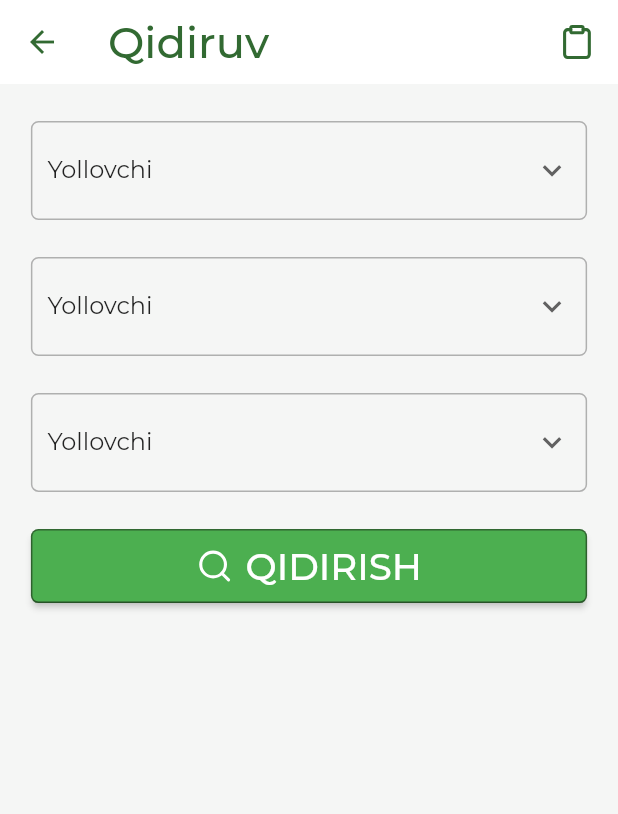
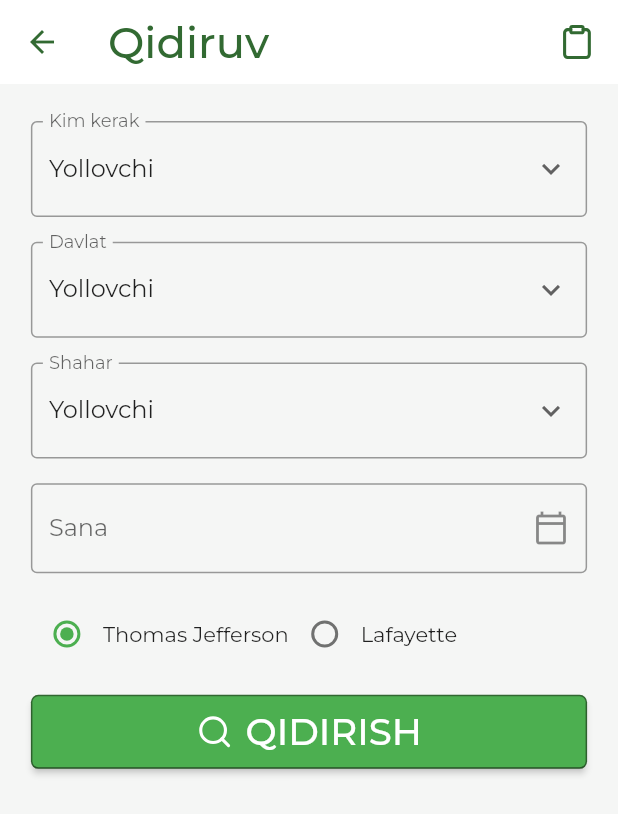
Before and after one commit to SEGroupCorpPres/gitsuz_clone, a Flutter app: the SearchPage screen opened directly, on a phone screen of 412 x 824 dp. Shown: the top 814 px of the screen. Run offline on Flutter 3.47's test engine with Material 2 defaults, Android fonts, the phone set to English and light mode, and no system bars; our stand-ins replace bloc, card_swiper, charts_flutter, email_validator, equatable, eva_icons_flutter and 10 more; accounts and stored records are empty.

Commit message:
add any widgets search_page

```diff
--- a/lib/pages/search_screen/search_page.dart
+++ b/lib/pages/search_screen/search_page.dart
@@ -3,6 +3,9 @@ import 'package:flutter/material.dart';
 import 'package:flutter_svg/svg.dart';
 import 'package:gitsuz/pages/searc_result/search_result_page.dart';
 import 'package:google_fonts/google_fonts.dart';
+
+enum SearchCharacter { online, all }
+enum SexCharacter { male, female }
 
 class SearchPage extends StatefulWidget {
   const SearchPage({Key? key}) : super(key: key);
@@ -15,6 +18,9 @@ class _SearchPageState extends State<SearchPage> {
   final _formKey = GlobalKey<FormState>();
   String? dropdownValue = 'Yollovchi';
   List<String> dropdownItems = <String>['Gid', 'Tarjimon', 'Yollovchi'];
+  SearchCharacter? _character = SearchCharacter.online;
+  SexCharacter? _sex = SexCharacter.male;
+
   @override
   Widget build(BuildContext context) {
     late Size size = MediaQuery.of(context).size;
@@ -46,31 +52,22 @@ class _SearchPageState extends State<SearchPage> {
           child: Form(
             key: _formKey,
             child: SingleChildScrollView(
+              child: Padding(
+                padding: EdgeInsets.only(
+                  top: size.height * 0.03,
+                  left: size.width * 0.05,
+                  right: size.width * 0.05,
+                ),
                 child: Column(
                   children: [
-                  Padding(
-                    padding: EdgeInsets.only(top: size.height * 0.03, left: size.width * 0.05, right: size.width * 0.05),
-                    child: Container(
-                      height: size.height * 0.08,
-                      padding: const EdgeInsets.symmetric(horizontal: 10),
-                      decoration: BoxDecoration(
-                          borderRadius: BorderRadius.circular(5),
-                          border: Border.all(
-                            width: 1,
-                            color: Colors.grey.withOpacity(0.8),
-                            style: BorderStyle.solid,
-                          )),
-                      child: Center(
-                        child: DropdownButton<String>(
-                          value: dropdownValue,
-                          underline: Container(
-                            decoration: const BoxDecoration(
-                              color: Colors.white,
-                            ),
+                    DropdownButtonFormField<String>(
+                      icon: const Icon(Icons.keyboard_arrow_down_outlined),
+                      decoration: const InputDecoration(
+                        border: OutlineInputBorder(),
+                        label: Text('Kim kerak'),
                       ),
                       borderRadius: BorderRadius.circular(5),
-                          icon: const Icon(Icons.keyboard_arrow_down_outlined),
-                          iconSize: size.width * 0.06,
+                      value: dropdownValue,
                       onChanged: (String? newValue) {
                         setState(() {
                           dropdownValue = newValue;
@@ -84,32 +81,15 @@ class _SearchPageState extends State<SearchPage> {
                       }).toList(),
                       isExpanded: true,
                     ),
-                      ),
-                    ),
-                  ),
-                  Padding(
-                    padding: EdgeInsets.only(top: size.height * 0.03, left: size.width * 0.05, right: size.width * 0.05),
-                    child: Container(
-                      height: size.height * 0.08,
-                      padding: const EdgeInsets.symmetric(horizontal: 10),
-                      decoration: BoxDecoration(
-                          borderRadius: BorderRadius.circular(5),
-                          border: Border.all(
-                            width: 1,
-                            color: Colors.grey.withOpacity(0.8),
-                            style: BorderStyle.solid,
-                          )),
-                      child: Center(
-                        child: DropdownButton<String>(
-                          value: dropdownValue,
-                          underline: Container(
-                            decoration: const BoxDecoration(
-                              color: Colors.white,
-                            ),
+                    SizedBox(height: size.height * 0.02),
+                    DropdownButtonFormField<String>(
+                      icon: const Icon(Icons.keyboard_arrow_down_outlined),
+                      decoration: const InputDecoration(
+                        border: OutlineInputBorder(),
+                        label: Text('Davlat'),
                       ),
                       borderRadius: BorderRadius.circular(5),
-                          icon: const Icon(Icons.keyboard_arrow_down_outlined),
-                          iconSize: size.width * 0.06,
+                      value: dropdownValue,
                       onChanged: (String? newValue) {
                         setState(() {
                           dropdownValue = newValue;
@@ -123,32 +103,15 @@ class _SearchPageState extends State<SearchPage> {
                       }).toList(),
                       isExpanded: true,
                     ),
-                      ),
-                    ),
-                  ),
-                  Padding(
-                    padding: EdgeInsets.only(top: size.height * 0.03, left: size.width * 0.05, right: size.width * 0.05,bottom: size.height * 0.03,),
-                    child: Container(
-                      height: size.height * 0.08,
-                      padding: const EdgeInsets.symmetric(horizontal: 10),
-                      decoration: BoxDecoration(
-                          borderRadius: BorderRadius.circular(5),
-                          border: Border.all(
-                            width: 1,
-                            color: Colors.grey.withOpacity(0.8),
-                            style: BorderStyle.solid,
-                          )),
-                      child: Center(
-                        child: DropdownButton<String>(
-                          value: dropdownValue,
-                          underline: Container(
-                            decoration: const BoxDecoration(
-                              color: Colors.white,
-                            ),
+                    SizedBox(height: size.height * 0.02),
+                    DropdownButtonFormField<String>(
+                      icon: const Icon(Icons.keyboard_arrow_down_outlined),
+                      decoration: const InputDecoration(
+                        border: OutlineInputBorder(),
+                        label: Text('Shahar'),
                       ),
                       borderRadius: BorderRadius.circular(5),
-                          icon: const Icon(Icons.keyboard_arrow_down_outlined),
-                          iconSize: size.width * 0.06,
+                      value: dropdownValue,
                       onChanged: (String? newValue) {
                         setState(() {
                           dropdownValue = newValue;
@@ -162,9 +125,50 @@ class _SearchPageState extends State<SearchPage> {
                       }).toList(),
                       isExpanded: true,
                     ),
+                    SizedBox(height: size.height * 0.02),
+                    TextFormField(
+                      decoration: const InputDecoration(
+                        border: OutlineInputBorder(),
+                        suffixIcon: Icon(Icons.calendar_today_outlined),
+                        label: Text('Sana'),
                       ),
                     ),
+                    SizedBox(height: size.height * 0.02),
+                    Row(
+                      mainAxisAlignment: MainAxisAlignment.start,
+                      children: [
+                        Row(
+                          children: [
+                            Radio<SearchCharacter>(
+                              value: SearchCharacter.online,
+                              groupValue: _character,
+                              onChanged: (SearchCharacter? value) {
+                                setState(() {
+                                  _character = value;
+                                });
+                              },
                             ),
+                            Text('Thomas Jefferson'),
+                          ],
+                        ),
+                        Row(
+                          children: [
+                            Radio<SearchCharacter>(
+                              value: SearchCharacter.all,
+                              groupValue: _character,
+                              onChanged: (SearchCharacter? value) {
+                                setState(() {
+                                  _character = value;
+                                });
+                              },
+                            ),
+                            const Text('Lafayette'),
+                          ],
+                        ),
+
+                      ],
+                    ),
+                    SizedBox(height: size.height * 0.02),
                     Container(
                       height: size.height * 0.06,
                       width: size.width * 0.9,
@@ -212,6 +216,7 @@ class _SearchPageState extends State<SearchPage> {
             ),
           ),
         ),
+      ),
     );
   }
 }
--- a/lib/pages/signup/signup.dart
+++ b/lib/pages/signup/signup.dart
@@ -53,7 +53,7 @@ class _SignUpPageState extends State<SignUpPage> {
               // Navigating to the dashboard screen if the user is authenticated
               Navigator.of(context).pushReplacement(
                 MaterialPageRoute(
-                  builder: (context) => Home(),
+                  builder: (context) => const Home(),
                 ),
               );
             }
@@ -68,14 +68,13 @@ class _SignUpPageState extends State<SignUpPage> {
               return const Center(child: CircularProgressIndicator());
             }
             if (state is UnAuthenticated) {
-              return Center(
-                child: Form(
+              return Form(
                 key: _formKey,
                 child: SingleChildScrollView(
                   child: Column(
                     children: [
                       Padding(
-                          padding: EdgeInsets.only(top: size.height * 0.04, left: size.width * 0.05, right: size.width * 0.05),
+                        padding: EdgeInsets.only(top: size.width * 0.07, left: size.width * 0.05, right: size.width * 0.05),
                         child: TextFormField(
                           enabled: true,
                           autocorrect: true,
@@ -112,27 +111,14 @@ class _SignUpPageState extends State<SignUpPage> {
                       ),
                       Padding(
                         padding: EdgeInsets.only(top: size.height * 0.03, left: size.width * 0.05, right: size.width * 0.05),
-                          child: Container(
-                            height: size.height * 0.08,
-                            padding: const EdgeInsets.symmetric(horizontal: 10),
-                            decoration: BoxDecoration(
-                                borderRadius: BorderRadius.circular(5),
-                                border: Border.all(
-                                  width: 1,
-                                  color: Colors.grey.withOpacity(0.8),
-                                  style: BorderStyle.solid,
-                                )),
-                            child: Center(
-                              child: DropdownButton<String>(
-                                value: dropdownValue,
-                                underline: Container(
-                                  decoration: const BoxDecoration(
-                                    color: Colors.white,
-                                  ),
+                        child: DropdownButtonFormField<String>(
+                          icon: const Icon(Icons.keyboard_arrow_down_outlined),
+                          decoration: const InputDecoration(
+                            border: OutlineInputBorder(),
+                            label: Text('Kim kerak'),
                           ),
                           borderRadius: BorderRadius.circular(5),
-                                icon: const Icon(Icons.keyboard_arrow_down_outlined),
-                                iconSize: size.width * 0.06,
+                          value: dropdownValue,
                           onChanged: (String? newValue) {
                             setState(() {
                               dropdownValue = newValue;
@@ -145,8 +131,6 @@ class _SignUpPageState extends State<SignUpPage> {
                             );
                           }).toList(),
                           isExpanded: true,
-                              ),
-                            ),
                         ),
                       ),
                       Padding(
@@ -271,7 +255,6 @@ class _SignUpPageState extends State<SignUpPage> {
                     ],
                   ),
                 ),
-                ),
               );
             }
             return Container();
```
Lines whose indentation alone changed are shown as unchanged.
